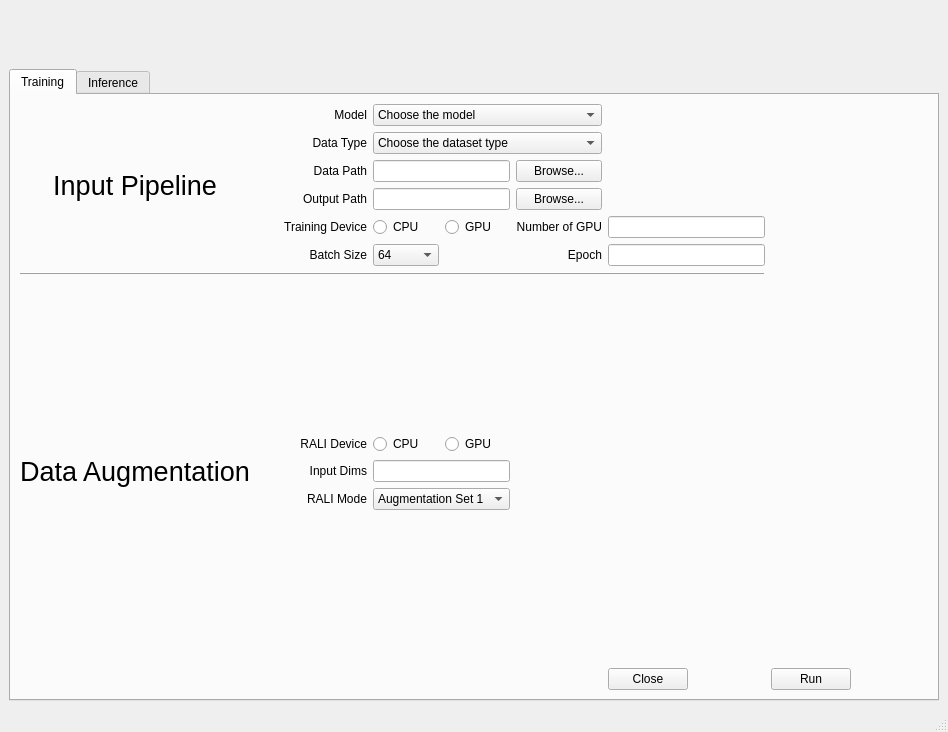
Old version of the form scripts/inference_control.ui in the repository kiritigowda/MIVisionX-Neural-Net-Workflow.
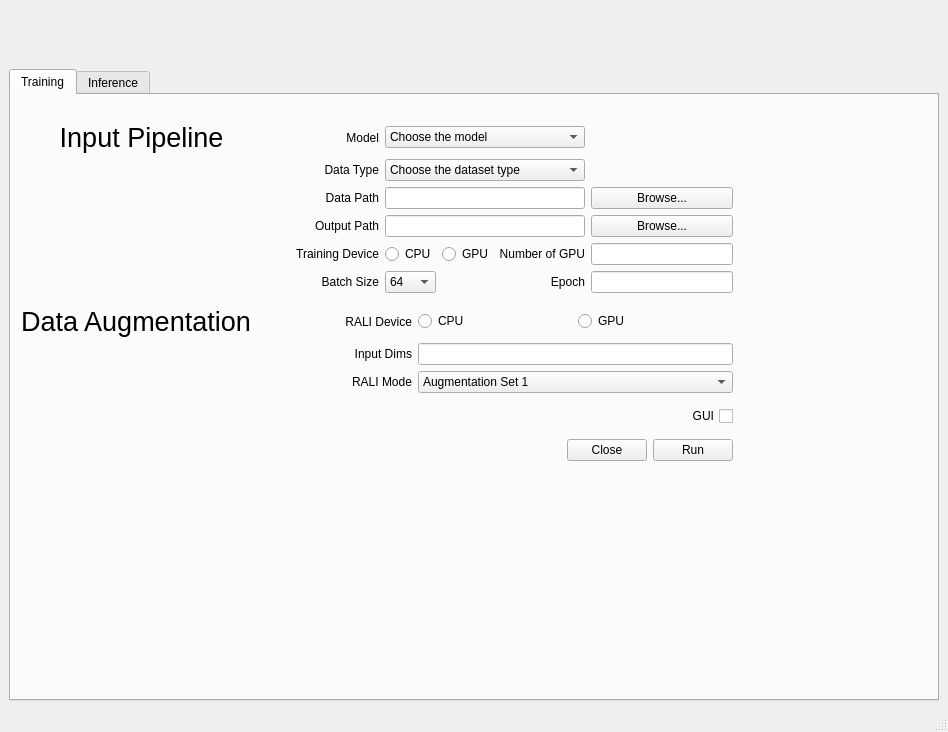
New version of the form. Icons and pictures are not drawn.

```diff
--- a/scripts/inference_control.ui
+++ b/scripts/inference_control.ui
@@ -24,7 +24,7 @@
     <normaloff>data/images/rocm_logo.png</normaloff>data/images/rocm_logo.png</iconset>
   </property>
   <widget class="QWidget" name="centralwidget">
-   <layout class="QVBoxLayout" name="verticalLayout">
+   <layout class="QVBoxLayout" name="verticalLayout_3">
     <item>
      <layout class="QHBoxLayout" name="logos_layout">
       <item>
@@ -138,83 +138,26 @@
        <attribute name="title">
         <string>Training</string>
        </attribute>
-       <layout class="QVBoxLayout" name="verticalLayout_4">
+       <widget class="QWidget" name="">
+        <property name="geometry">
+         <rect>
+          <x>10</x>
+          <y>20</y>
+          <width>712</width>
+          <height>355</height>
+         </rect>
+        </property>
+        <layout class="QVBoxLayout" name="verticalLayout">
         <item>
          <layout class="QGridLayout" name="gridLayout">
-          <item row="0" column="2">
-           <widget class="QLabel" name="model_label">
-            <property name="text">
-             <string>Model</string>
-            </property>
-            <property name="alignment">
-             <set>Qt::AlignRight|Qt::AlignTrailing|Qt::AlignVCenter</set>
-            </property>
-           </widget>
-          </item>
-          <item row="5" column="5">
-           <widget class="QLabel" name="epoch_label">
-            <property name="sizePolicy">
-             <sizepolicy hsizetype="Preferred" vsizetype="Fixed">
-              <horstretch>0</horstretch>
-              <verstretch>0</verstretch>
-             </sizepolicy>
-            </property>
-            <property name="text">
-             <string>Epoch</string>
-            </property>
-            <property name="alignment">
-             <set>Qt::AlignRight|Qt::AlignTrailing|Qt::AlignVCenter</set>
-            </property>
-           </widget>
-          </item>
-          <item row="4" column="6">
-           <widget class="QLineEdit" name="numgpu_lineEdit">
-            <property name="text">
-             <string/>
-            </property>
-           </widget>
-          </item>
-          <item row="5" column="6">
-           <widget class="QLineEdit" name="epoch_lineEdit">
-            <property name="sizePolicy">
-             <sizepolicy hsizetype="Preferred" vsizetype="Fixed">
-              <horstretch>0</horstretch>
-              <verstretch>0</verstretch>
-             </sizepolicy>
-            </property>
-           </widget>
-          </item>
-          <item row="5" column="7">
-           <spacer name="horizontalSpacer">
-            <property name="orientation">
-             <enum>Qt::Horizontal</enum>
-            </property>
-            <property name="sizeHint" stdset="0">
-             <size>
-              <width>40</width>
-              <height>20</height>
-             </size>
-            </property>
-           </spacer>
-          </item>
-          <item row="5" column="2">
-           <widget class="QLabel" name="batch_label">
-            <property name="sizePolicy">
-             <sizepolicy hsizetype="Preferred" vsizetype="Fixed">
-              <horstretch>0</horstretch>
-              <verstretch>0</verstretch>
-             </sizepolicy>
-            </property>
-            <property name="text">
-             <string>Batch Size</string>
-            </property>
-            <property name="alignment">
-             <set>Qt::AlignRight|Qt::AlignTrailing|Qt::AlignVCenter</set>
-            </property>
-           </widget>
-          </item>
-          <item row="0" column="0" rowspan="6" colspan="2">
+           <item row="0" column="0">
            <widget class="QLabel" name="input_label">
+             <property name="minimumSize">
+              <size>
+               <width>241</width>
+               <height>0</height>
+              </size>
+             </property>
             <property name="font">
              <font>
               <family>Ubuntu</family>
@@ -231,13 +174,80 @@
             </property>
            </widget>
           </item>
-          <item row="9" column="3" colspan="2">
-           <widget class="QLineEdit" name="idims_lineEdit"/>
-          </item>
-          <item row="3" column="3" colspan="2">
-           <widget class="QLineEdit" name="opath_lineEdit"/>
-          </item>
-          <item row="3" column="2">
+           <item row="0" column="1">
+            <widget class="QLabel" name="model_label">
+             <property name="text">
+              <string>Model</string>
+             </property>
+             <property name="alignment">
+              <set>Qt::AlignRight|Qt::AlignTrailing|Qt::AlignVCenter</set>
+             </property>
+            </widget>
+           </item>
+           <item row="1" column="1">
+            <widget class="QLabel" name="dtype_label">
+             <property name="layoutDirection">
+              <enum>Qt::RightToLeft</enum>
+             </property>
+             <property name="text">
+              <string> Data Type</string>
+             </property>
+             <property name="alignment">
+              <set>Qt::AlignRight|Qt::AlignTrailing|Qt::AlignVCenter</set>
+             </property>
+            </widget>
+           </item>
+           <item row="1" column="2" colspan="3">
+            <widget class="QComboBox" name="dtype_comboBox">
+             <item>
+              <property name="text">
+               <string>Choose the dataset type</string>
+              </property>
+             </item>
+             <item>
+              <property name="text">
+               <string>TF Records</string>
+              </property>
+             </item>
+             <item>
+              <property name="text">
+               <string>Coco Dataset</string>
+              </property>
+             </item>
+             <item>
+              <property name="text">
+               <string>PNG</string>
+              </property>
+             </item>
+             <item>
+              <property name="text">
+               <string>LMDB</string>
+              </property>
+             </item>
+            </widget>
+           </item>
+           <item row="2" column="1">
+            <widget class="QLabel" name="dpath_label">
+             <property name="minimumSize">
+              <size>
+               <width>111</width>
+               <height>0</height>
+              </size>
+             </property>
+             <property name="font">
+              <font>
+               <family>Ubuntu</family>
+              </font>
+             </property>
+             <property name="text">
+              <string>Data Path</string>
+             </property>
+             <property name="alignment">
+              <set>Qt::AlignRight|Qt::AlignTrailing|Qt::AlignVCenter</set>
+             </property>
+            </widget>
+           </item>
+           <item row="3" column="1">
            <widget class="QLabel" name="opath_label">
             <property name="minimumSize">
              <size>
@@ -253,39 +263,42 @@
             </property>
            </widget>
           </item>
-          <item row="7" column="0" rowspan="5" colspan="2">
-           <widget class="QLabel" name="aug_label">
+           <item row="4" column="1">
+            <widget class="QLabel" name="tdevice_label">
             <property name="font">
              <font>
-              <pointsize>20</pointsize>
+               <family>Ubuntu</family>
              </font>
             </property>
             <property name="text">
-             <string>Data Augmentation</string>
-            </property>
-            <property name="alignment">
-             <set>Qt::AlignCenter</set>
-            </property>
-           </widget>
-          </item>
-          <item row="9" column="2">
-           <widget class="QLabel" name="idims_label">
-            <property name="text">
-             <string>Input Dims</string>
+              <string>Training Device</string>
             </property>
             <property name="alignment">
              <set>Qt::AlignRight|Qt::AlignTrailing|Qt::AlignVCenter</set>
             </property>
            </widget>
           </item>
-          <item row="2" column="5">
-           <widget class="QPushButton" name="dpath_pushButton">
+           <item row="4" column="2">
+            <widget class="QRadioButton" name="tcpu_radioButton">
             <property name="text">
-             <string>Browse...</string>
-            </property>
-           </widget>
-          </item>
-          <item row="4" column="5">
+              <string>CPU</string>
+             </property>
+             <attribute name="buttonGroup">
+              <string notr="true">buttonGroup</string>
+             </attribute>
+            </widget>
+           </item>
+           <item row="4" column="3">
+            <widget class="QRadioButton" name="tgpu_radioButton">
+             <property name="text">
+              <string>GPU</string>
+             </property>
+             <attribute name="buttonGroup">
+              <string notr="true">buttonGroup</string>
+             </attribute>
+            </widget>
+           </item>
+           <item row="4" column="4">
            <widget class="QLabel" name="numgpu_label">
             <property name="text">
              <string>Number of GPU</string>
@@ -295,30 +308,30 @@
             </property>
            </widget>
           </item>
-          <item row="1" column="2">
-           <widget class="QLabel" name="dtype_label">
-            <property name="layoutDirection">
-             <enum>Qt::RightToLeft</enum>
-            </property>
+           <item row="4" column="5">
+            <widget class="QLineEdit" name="numgpu_lineEdit">
+             <property name="text">
+              <string/>
+             </property>
+            </widget>
+           </item>
+           <item row="5" column="1">
+            <widget class="QLabel" name="batch_label">
+             <property name="sizePolicy">
+              <sizepolicy hsizetype="Preferred" vsizetype="Fixed">
+               <horstretch>0</horstretch>
+               <verstretch>0</verstretch>
+              </sizepolicy>
+             </property>
             <property name="text">
-             <string> Data Type</string>
+              <string>Batch Size</string>
             </property>
             <property name="alignment">
              <set>Qt::AlignRight|Qt::AlignTrailing|Qt::AlignVCenter</set>
             </property>
            </widget>
           </item>
-          <item row="8" column="3">
-           <widget class="QRadioButton" name="rcpu_radioButton">
-            <property name="text">
-             <string>CPU</string>
-            </property>
-            <attribute name="buttonGroup">
-             <string notr="true">buttonGroup_2</string>
-            </attribute>
-           </widget>
-          </item>
-          <item row="5" column="3">
+           <item row="5" column="2">
            <widget class="QComboBox" name="batch_comboBox">
             <item>
              <property name="text">
@@ -352,51 +365,50 @@
             </item>
            </widget>
           </item>
-          <item row="6" column="0" colspan="7">
-           <widget class="QFrame" name="vframe">
-            <property name="frameShape">
-             <enum>QFrame::HLine</enum>
-            </property>
-            <property name="frameShadow">
-             <enum>QFrame::Raised</enum>
-            </property>
-           </widget>
-          </item>
-          <item row="4" column="2">
-           <widget class="QLabel" name="tdevice_label">
-            <property name="font">
-             <font>
-              <family>Ubuntu</family>
-             </font>
+           <item row="5" column="4">
+            <widget class="QLabel" name="epoch_label">
+             <property name="sizePolicy">
+              <sizepolicy hsizetype="Preferred" vsizetype="Fixed">
+               <horstretch>0</horstretch>
+               <verstretch>0</verstretch>
+              </sizepolicy>
             </property>
             <property name="text">
-             <string>Training Device</string>
+              <string>Epoch</string>
             </property>
             <property name="alignment">
              <set>Qt::AlignRight|Qt::AlignTrailing|Qt::AlignVCenter</set>
             </property>
            </widget>
           </item>
-          <item row="4" column="4">
-           <widget class="QRadioButton" name="tgpu_radioButton">
-            <property name="text">
-             <string>GPU</string>
-            </property>
-            <attribute name="buttonGroup">
-             <string notr="true">buttonGroup</string>
-            </attribute>
-           </widget>
-          </item>
-          <item row="12" column="6">
-           <widget class="QPushButton" name="tclose_pushButton">
+           <item row="5" column="5">
+            <widget class="QLineEdit" name="epoch_lineEdit">
             <property name="sizePolicy">
-             <sizepolicy hsizetype="Fixed" vsizetype="Fixed">
+              <sizepolicy hsizetype="Preferred" vsizetype="Fixed">
               <horstretch>0</horstretch>
               <verstretch>0</verstretch>
              </sizepolicy>
             </property>
+            </widget>
+           </item>
+           <item row="0" column="2" colspan="3">
+            <widget class="QComboBox" name="model_comboBox">
+             <item>
             <property name="text">
-             <string>Close</string>
+               <string>Choose the model</string>
+              </property>
+             </item>
+             <item>
+              <property name="text">
+               <string>resnet50</string>
+              </property>
+             </item>
+            </widget>
+           </item>
+           <item row="2" column="5">
+            <widget class="QPushButton" name="dpath_pushButton">
+             <property name="text">
+              <string>Browse...</string>
             </property>
            </widget>
           </item>
@@ -407,17 +419,10 @@
             </property>
            </widget>
           </item>
-          <item row="4" column="3">
-           <widget class="QRadioButton" name="tcpu_radioButton">
-            <property name="text">
-             <string>CPU</string>
-            </property>
-            <attribute name="buttonGroup">
-             <string notr="true">buttonGroup</string>
-            </attribute>
-           </widget>
-          </item>
-          <item row="2" column="3" colspan="2">
+           <item row="3" column="2" colspan="3">
+            <widget class="QLineEdit" name="opath_lineEdit"/>
+           </item>
+           <item row="2" column="2" colspan="3">
            <widget class="QLineEdit" name="dpath_lineEdit">
             <property name="sizePolicy">
              <sizepolicy hsizetype="Expanding" vsizetype="Preferred">
@@ -430,61 +435,11 @@
             </property>
            </widget>
           </item>
-          <item row="2" column="2">
-           <widget class="QLabel" name="dpath_label">
-            <property name="minimumSize">
-             <size>
-              <width>111</width>
-              <height>0</height>
-             </size>
-            </property>
-            <property name="font">
-             <font>
-              <family>Ubuntu</family>
-             </font>
-            </property>
-            <property name="text">
-             <string>Data Path</string>
-            </property>
-            <property name="alignment">
-             <set>Qt::AlignRight|Qt::AlignTrailing|Qt::AlignVCenter</set>
-            </property>
-           </widget>
-          </item>
-          <item row="8" column="4">
-           <widget class="QRadioButton" name="rgpu_radioButton">
-            <property name="text">
-             <string>GPU</string>
-            </property>
-            <attribute name="buttonGroup">
-             <string notr="true">buttonGroup_2</string>
-            </attribute>
-           </widget>
-          </item>
-          <item row="8" column="2">
-           <widget class="QLabel" name="rdevice_label">
-            <property name="text">
-             <string>RALI Device</string>
-            </property>
-            <property name="alignment">
-             <set>Qt::AlignRight|Qt::AlignTrailing|Qt::AlignVCenter</set>
-            </property>
-           </widget>
-          </item>
-          <item row="12" column="7">
-           <widget class="QPushButton" name="trun_pushButton">
-            <property name="sizePolicy">
-             <sizepolicy hsizetype="Fixed" vsizetype="Fixed">
-              <horstretch>0</horstretch>
-              <verstretch>0</verstretch>
-             </sizepolicy>
-            </property>
-            <property name="text">
-             <string>Run</string>
-            </property>
-           </widget>
-          </item>
-          <item row="10" column="3" colspan="2">
+          </layout>
+         </item>
+         <item>
+          <layout class="QGridLayout" name="gridLayout_2">
+           <item row="2" column="2" colspan="2">
            <widget class="QComboBox" name="comboBox">
             <item>
              <property name="text">
@@ -503,7 +458,42 @@
             </item>
            </widget>
           </item>
-          <item row="10" column="2">
+           <item row="0" column="0">
+            <widget class="QLabel" name="aug_label">
+             <property name="font">
+              <font>
+               <pointsize>20</pointsize>
+              </font>
+             </property>
+             <property name="text">
+              <string>Data Augmentation</string>
+             </property>
+             <property name="alignment">
+              <set>Qt::AlignCenter</set>
+             </property>
+            </widget>
+           </item>
+           <item row="1" column="1">
+            <widget class="QLabel" name="idims_label">
+             <property name="text">
+              <string>Input Dims</string>
+             </property>
+             <property name="alignment">
+              <set>Qt::AlignRight|Qt::AlignTrailing|Qt::AlignVCenter</set>
+             </property>
+            </widget>
+           </item>
+           <item row="0" column="3">
+            <widget class="QRadioButton" name="rgpu_radioButton">
+             <property name="text">
+              <string>GPU</string>
+             </property>
+             <attribute name="buttonGroup">
+              <string notr="true">buttonGroup_2</string>
+             </attribute>
+            </widget>
+           </item>
+           <item row="2" column="1">
            <widget class="QLabel" name="label">
             <property name="text">
              <string>RALI Mode</string>
@@ -513,52 +503,86 @@
             </property>
            </widget>
           </item>
-          <item row="0" column="3" colspan="3">
-           <widget class="QComboBox" name="model_comboBox">
-            <item>
-             <property name="text">
-              <string>Choose the model</string>
-             </property>
-            </item>
-            <item>
+           <item row="1" column="2" colspan="2">
+            <widget class="QLineEdit" name="idims_lineEdit"/>
+           </item>
+           <item row="0" column="1">
+            <widget class="QLabel" name="rdevice_label">
              <property name="text">
-              <string>resnet50</string>
+              <string>RALI Device</string>
              </property>
-            </item>
-           </widget>
-          </item>
-          <item row="1" column="3" colspan="3">
-           <widget class="QComboBox" name="dtype_comboBox">
-            <item>
+             <property name="alignment">
+              <set>Qt::AlignRight|Qt::AlignTrailing|Qt::AlignVCenter</set>
+             </property>
+            </widget>
+           </item>
+           <item row="0" column="2">
+            <widget class="QRadioButton" name="rcpu_radioButton">
              <property name="text">
-              <string>Choose the dataset type</string>
+              <string>CPU</string>
              </property>
-            </item>
+             <attribute name="buttonGroup">
+              <string notr="true">buttonGroup_2</string>
+             </attribute>
+            </widget>
+           </item>
+          </layout>
+         </item>
             <item>
+          <widget class="QCheckBox" name="tgui_checkBox">
+           <property name="layoutDirection">
+            <enum>Qt::RightToLeft</enum>
+           </property>
              <property name="text">
-              <string>TF Records</string>
-             </property>
+            <string>GUI</string>
+           </property>
+          </widget>
             </item>
             <item>
-             <property name="text">
-              <string>Coco Dataset</string>
+          <layout class="QHBoxLayout" name="horizontalLayout">
+           <item>
+            <spacer name="horizontalSpacer">
+             <property name="orientation">
+              <enum>Qt::Horizontal</enum>
              </property>
+             <property name="sizeHint" stdset="0">
+              <size>
+               <width>40</width>
+               <height>20</height>
+              </size>
+             </property>
+            </spacer>
             </item>
             <item>
+            <widget class="QPushButton" name="tclose_pushButton">
+             <property name="sizePolicy">
+              <sizepolicy hsizetype="Fixed" vsizetype="Fixed">
+               <horstretch>0</horstretch>
+               <verstretch>0</verstretch>
+              </sizepolicy>
+             </property>
              <property name="text">
-              <string>PNG</string>
+              <string>Close</string>
              </property>
+            </widget>
             </item>
             <item>
+            <widget class="QPushButton" name="trun_pushButton">
+             <property name="sizePolicy">
+              <sizepolicy hsizetype="Fixed" vsizetype="Fixed">
+               <horstretch>0</horstretch>
+               <verstretch>0</verstretch>
+              </sizepolicy>
+             </property>
              <property name="text">
-              <string>LMDB</string>
+              <string>Run</string>
              </property>
-            </item>
            </widget>
           </item>
          </layout>
         </item>
        </layout>
+       </widget>
       </widget>
       <widget class="QWidget" name="tab_Inference">
        <attribute name="title">
```
Lines whose indentation alone changed are shown as unchanged.
